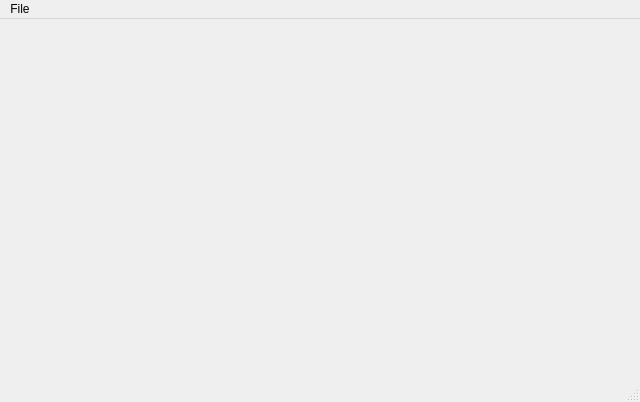
Before: the Qt Designer form QtDesigner/zorglub.ui in FirstLinkConsutlingService/CL_Tutorials, drawn with Qt 5.
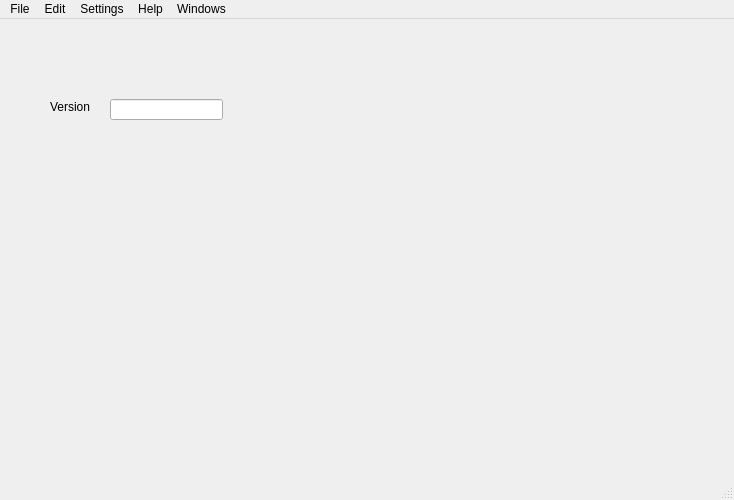
After: the same form once the commit is applied. Icons and pictures are not drawn.

Commit message: WIP - Added label and line edit

```diff
--- a/QtDesigner/zorglub.ui
+++ b/QtDesigner/zorglub.ui
@@ -6,20 +6,60 @@
    <rect>
     <x>0</x>
     <y>0</y>
-    <width>640</width>
-    <height>402</height>
+    <width>734</width>
+    <height>500</height>
    </rect>
   </property>
   <property name="windowTitle">
    <string>MainWindow</string>
   </property>
-  <widget class="QWidget" name="centralwidget"/>
+  <widget class="QWidget" name="centralwidget">
+   <widget class="QLabel" name="version_label">
+    <property name="geometry">
+     <rect>
+      <x>50</x>
+      <y>80</y>
+      <width>61</width>
+      <height>16</height>
+     </rect>
+    </property>
+    <property name="toolTip">
+     <string>Zorglub Application Version</string>
+    </property>
+    <property name="toolTipDuration">
+     <number>-1</number>
+    </property>
+    <property name="statusTip">
+     <string>Show Version</string>
+    </property>
+    <property name="whatsThis">
+     <string>An example of Label </string>
+    </property>
+    <property name="accessibleName">
+     <string>Version</string>
+    </property>
+    <property name="text">
+     <string>Version</string>
+    </property>
+   </widget>
+   <widget class="QLineEdit" name="lineEdit">
+    <property name="geometry">
+     <rect>
+      <x>110</x>
+      <y>80</y>
+      <width>113</width>
+      <height>21</height>
+     </rect>
+    </property>
+   </widget>
+  </widget>
+  <widget class="QStatusBar" name="statusbar"/>
   <widget class="QMenuBar" name="menubar">
    <property name="geometry">
     <rect>
      <x>0</x>
      <y>0</y>
-     <width>640</width>
+     <width>734</width>
      <height>22</height>
     </rect>
    </property>
@@ -41,9 +81,45 @@
     <addaction name="separator"/>
     <addaction name="actionClose"/>
    </widget>
+   <widget class="QMenu" name="menuEdit">
+    <property name="title">
+     <string>Edit</string>
+    </property>
+    <addaction name="actionUndo"/>
+    <addaction name="actionRedo"/>
+    <addaction name="separator"/>
+    <addaction name="actionCut"/>
+    <addaction name="actionCopy"/>
+    <addaction name="actionPaste"/>
+    <addaction name="actionDelete"/>
+    <addaction name="actionSelect_All"/>
+    <addaction name="separator"/>
+   </widget>
+   <widget class="QMenu" name="menuSettings">
+    <property name="title">
+     <string>Settings</string>
+    </property>
+    <addaction name="actionFonts"/>
+   </widget>
+   <widget class="QMenu" name="menuHelp">
+    <property name="title">
+     <string>Help</string>
+    </property>
+    <addaction name="actionAbout_2"/>
+   </widget>
+   <widget class="QMenu" name="menuWindows">
+    <property name="title">
+     <string>Windows</string>
+    </property>
+    <addaction name="actionMinimize"/>
+    <addaction name="separator"/>
+   </widget>
    <addaction name="menuFile"/>
+   <addaction name="menuEdit"/>
+   <addaction name="menuSettings"/>
+   <addaction name="menuHelp"/>
+   <addaction name="menuWindows"/>
   </widget>
-  <widget class="QStatusBar" name="statusbar"/>
   <action name="actionNew">
    <property name="checkable">
     <bool>false</bool>
@@ -129,6 +205,8 @@
    </property>
   </action>
  </widget>
+ <layoutdefault spacing="6" margin="9"/>
+ <layoutfunction spacing="5" margin="12"/>
  <resources>
   <include location="images.qrc"/>
  </resources>
```
Left out of the diff: 107 changed lines with no effect on the pictures. The commit also changes 1 other file.
